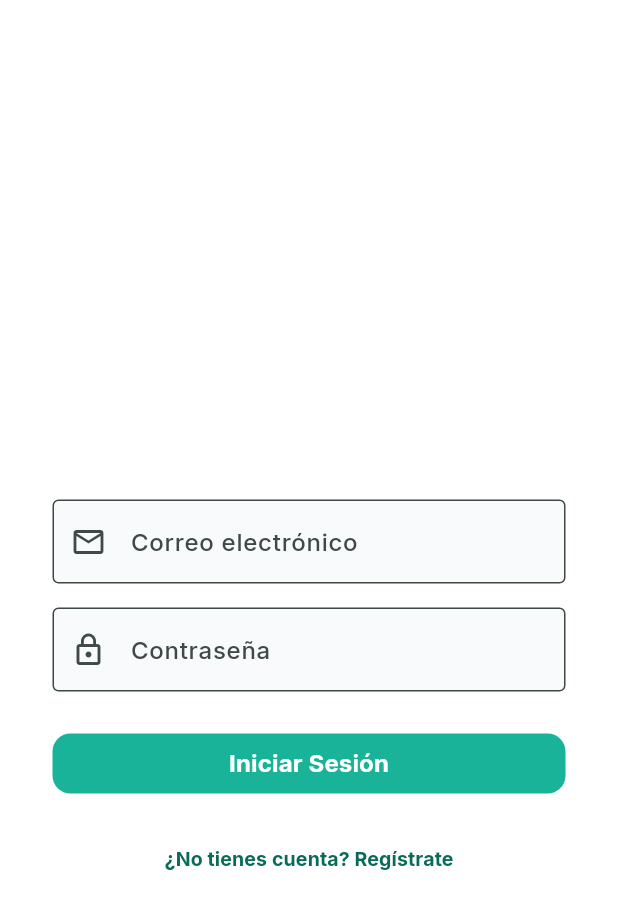
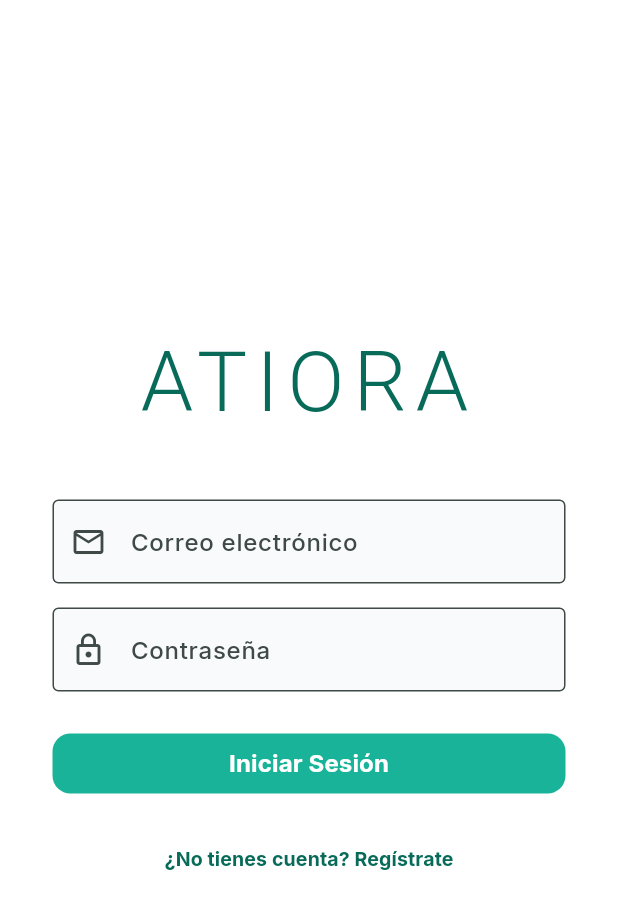
Before and after one commit to OmarDavidd/atiora, a Flutter app: the screen it shows after launch, on a phone screen of 412 x 824 dp. Shown: the top 909 px of the screen. Run offline on Flutter 3.47's test engine with Material 3 defaults, Android fonts, the phone set to English and light mode, and no system bars; our stand-ins replace bloc_concurrency, carousel_slider, equatable, flutter_bloc, flutter_dotenv, get_it and 5 more; missing offline and left inert: connectivity_plus_platform_interface; accounts and stored records are empty; Roboto replaces fonts that are missing (Jaini).

Commit message:
fix(auth): improve error handling and styling in login/register

```diff
--- a/lib/features/auth/presentation/screens/login_screen.dart
+++ b/lib/features/auth/presentation/screens/login_screen.dart
@@ -1,5 +1,4 @@
 import 'package:atiora/core/navigation/app_router.dart';
-import 'package:atiora/core/utils/app_colors.dart';
 import 'package:atiora/features/auth/presentation/bloc/auth_bloc.dart';
 import 'package:atiora/features/auth/presentation/widgets/auth_text_field.dart';
 import 'package:flutter/material.dart';
@@ -39,17 +38,22 @@ class _LoginScreenState extends State<LoginScreen> {
       body: BlocListener<AuthBloc, AuthState>(
         listener: (context, state) {
           if (state is AuthError) {
+            ScaffoldMessenger.of(context).hideCurrentSnackBar();
             ScaffoldMessenger.of(context).showSnackBar(
               SnackBar(
                 content: Text(state.message),
-                backgroundColor: Colors.red,
-                duration: const Duration(seconds: 4),
+                backgroundColor: Theme.of(context).colorScheme.error,
+                behavior: SnackBarBehavior.floating,
+                shape: RoundedRectangleBorder(
+                  borderRadius: BorderRadius.circular(12),
+                ),
               ),
             );
           }
         },
         child: BlocBuilder<AuthBloc, AuthState>(
           builder: (context, state) {
+            final colors = Theme.of(context).colorScheme;
             return Center(
               child: Padding(
                 padding: const EdgeInsets.symmetric(horizontal: 35),
@@ -67,7 +71,7 @@ class _LoginScreenState extends State<LoginScreen> {
                           style: GoogleFonts.jaini(
                             fontSize: 56,
                             fontWeight: FontWeight.w300,
-                            color: AppColors.neutral0,
+                            color: colors.primary,
                             letterSpacing: 6,
                             height: 1.0,
                           ),
--- a/lib/features/auth/presentation/screens/register_screen.dart
+++ b/lib/features/auth/presentation/screens/register_screen.dart
@@ -1,4 +1,3 @@
-import 'package:atiora/core/utils/app_colors.dart';
 import 'package:atiora/features/auth/presentation/bloc/auth_bloc.dart';
 import 'package:atiora/features/auth/presentation/widgets/auth_text_field.dart';
 import 'package:flutter/material.dart';
@@ -38,18 +37,24 @@ class _RegisterScreenState extends State<RegisterScreen> {
 
   @override
   Widget build(BuildContext context) {
+    final colors = Theme.of(context).colorScheme;
     return Scaffold(
       body: BlocListener<AuthBloc, AuthState>(
         listener: (context, state) {
-          // Solo maneja errores localmente
           if (state is AuthError) {
+            ScaffoldMessenger.of(context).hideCurrentSnackBar();
             ScaffoldMessenger.of(context).showSnackBar(
               SnackBar(
                 content: Text(state.message),
-                backgroundColor: Colors.red,
-                duration: const Duration(seconds: 4),
+                backgroundColor: colors.error,
+                behavior: SnackBarBehavior.floating,
+                shape: RoundedRectangleBorder(
+                  borderRadius: BorderRadius.circular(12),
+                ),
               ),
             );
+          } else if (state is AuthAuthenticated) {
+            Navigator.of(context).pushReplacementNamed('/');
           }
         },
         child: BlocBuilder<AuthBloc, AuthState>(
@@ -71,7 +76,7 @@ class _RegisterScreenState extends State<RegisterScreen> {
                           style: GoogleFonts.jaini(
                             fontSize: 56,
                             fontWeight: FontWeight.w300,
-                            color: AppColors.neutral0,
+                            color: colors.primary,
                             letterSpacing: 6,
                             height: 1.0,
                           ),
--- a/lib/features/auth/presentation/widgets/auth_wrapper.dart
+++ b/lib/features/auth/presentation/widgets/auth_wrapper.dart
@@ -9,18 +9,35 @@ class AuthWrapper extends StatelessWidget {
 
   @override
   Widget build(BuildContext context) {
-    return BlocBuilder<AuthBloc, AuthState>(
-      builder: (context, state) {
-        if (state is AuthAuthenticated) {
-          return const MainNavPage();
-        } else if (state is AuthLoading) {
-          return const Scaffold(
-            body: Center(child: CircularProgressIndicator()),
+    return BlocListener<AuthBloc, AuthState>(
+      listener: (context, state) {
+        if (state is AuthError) {
+          ScaffoldMessenger.of(context).hideCurrentSnackBar();
+          ScaffoldMessenger.of(context).showSnackBar(
+            SnackBar(
+              content: Text(state.message),
+              backgroundColor: Theme.of(context).colorScheme.error,
+              behavior: SnackBarBehavior.floating,
+              shape: RoundedRectangleBorder(
+                borderRadius: BorderRadius.circular(12),
+              ),
+            ),
           );
         }
-        // AuthInitial, AuthError → Login
-        return const LoginScreen();
       },
+      child: BlocBuilder<AuthBloc, AuthState>(
+        builder: (context, state) {
+          if (state is AuthAuthenticated) {
+            return const MainNavPage();
+          } else if (state is AuthLoading) {
+            return Scaffold(
+              backgroundColor: Theme.of(context).scaffoldBackgroundColor,
+              body: const Center(child: CircularProgressIndicator()),
+            );
+          }
+          return const LoginScreen();
+        },
+      ),
     );
   }
 }
```
